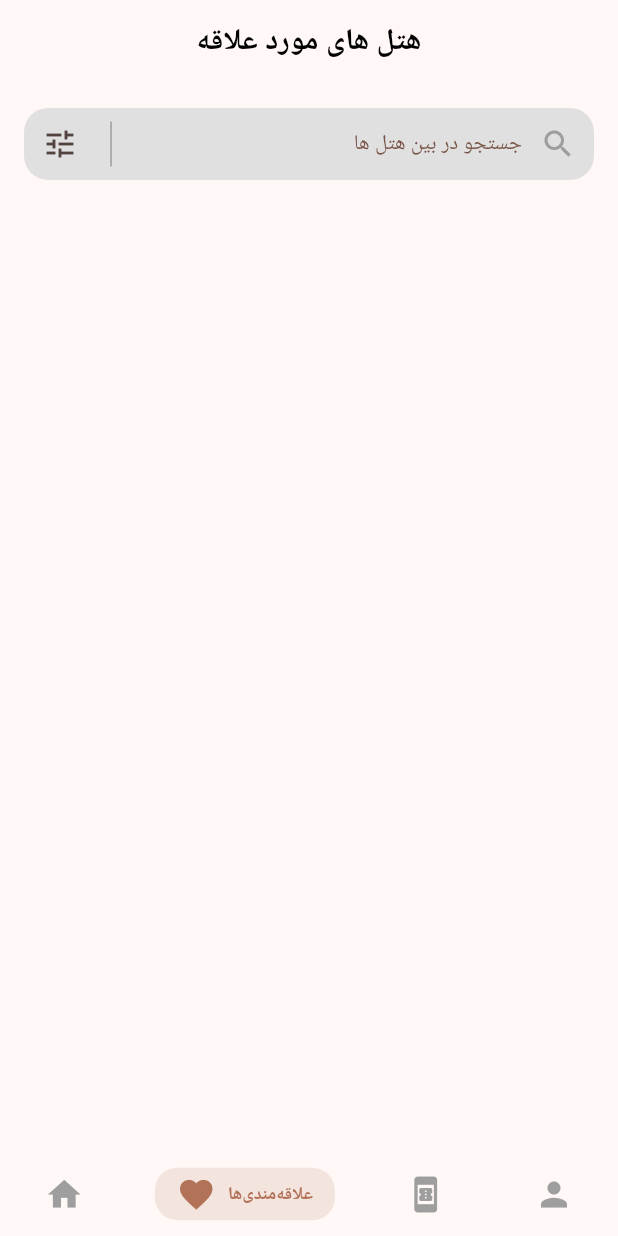
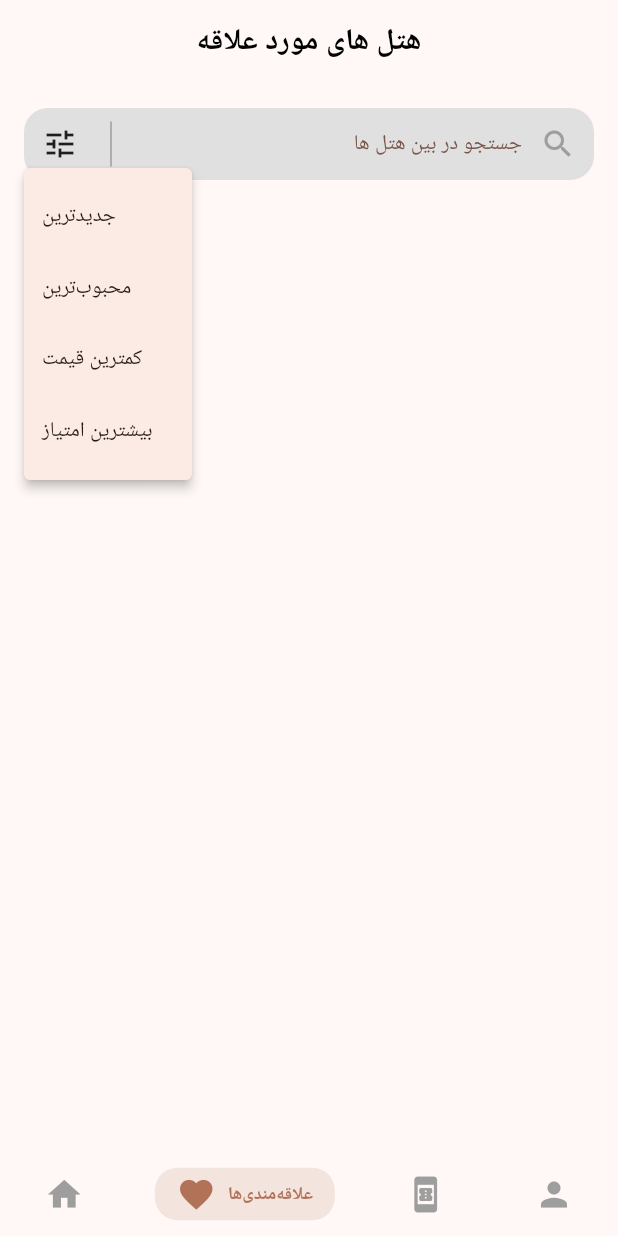
Before and after one commit to Aref18/hoteli, a Flutter app: the MianNavigationbar widget shown alone on an empty page, opened directly, item 2 of the bottom bar chosen, after a tap on the "tune" icon, on a phone screen of 412 x 824 dp. Run offline on Flutter 3.47's test engine with Material 3 defaults, Android fonts, the phone set to English and light mode, and no system bars; drawn by our look-alikes of persistent_bottom_nav_bar; our stand-ins replace carousel_slider, flutter_native_splash, image_picker; missing offline and left inert: persian_datetime_picker; accounts and stored records are empty; network calls fail; Roboto replaces fonts that are missing (sahel).

Commit message:
fix sliver and add sortfilter

```diff
--- a/lib/features/home/presentation/homeScreen.dart
+++ b/lib/features/home/presentation/homeScreen.dart
@@ -1,3 +1,4 @@
+import 'package:flutter/cupertino.dart';
 import 'package:flutter/material.dart';
 import 'package:hoteli/features/home/presentation/provider/home_provider.dart';
 import 'package:hoteli/features/home/presentation/widgets/ad_banner.dart';
@@ -8,8 +9,8 @@ import 'package:hoteli/features/home/presentation/widgets/searchbar.dart';
 import 'package:hoteli/features/home/presentation/widgets/story_carousel.dart';
 import 'package:provider/provider.dart';
 
-class HomeScreen extends StatelessWidget {
-  const HomeScreen({super.key});
+class homeScreen extends StatelessWidget {
+  const homeScreen({super.key});
 
   @override
   Widget build(BuildContext context) {
@@ -19,22 +20,21 @@ class HomeScreen extends StatelessWidget {
       body: CustomScrollView(
         slivers: [
           // Use SliverAppBar with your custom AppBar widget
-          SliverAppBar(
-            pinned: true,
+          const SliverAppBar(
+            pinned: false,
             floating: false,
             expandedHeight: 80.0,
-            backgroundColor: Colors.white,
             flexibleSpace: FlexibleSpaceBar(
               background: HomeAppbar(),
             ),
           ),
-          SliverToBoxAdapter(child: SizedBox(height: 16)),
+          const SliverToBoxAdapter(child: SizedBox(height: 16)),
 
-          SliverToBoxAdapter(child: Searchbar()),
-          SliverToBoxAdapter(child: SizedBox(height: 32)),
+          const SliverToBoxAdapter(child: Searchbar()),
+          const SliverToBoxAdapter(child: SizedBox(height: 32)),
 
-          SliverToBoxAdapter(child: AdBanner()),
-          SliverToBoxAdapter(child: SizedBox(height: 16)),
+          const SliverToBoxAdapter(child: AdBanner()),
+          const SliverToBoxAdapter(child: SizedBox(height: 16)),
 
           SliverToBoxAdapter(
             child: Consumer<HomeProvider>(
@@ -58,7 +58,7 @@ class HomeScreen extends StatelessWidget {
               },
             ),
           ),
-          SliverToBoxAdapter(child: SizedBox(height: 16)),
+          const SliverToBoxAdapter(child: SizedBox(height: 16)),
 
           SliverToBoxAdapter(
             child: Consumer<HomeProvider>(
@@ -80,7 +80,7 @@ class HomeScreen extends StatelessWidget {
               },
             ),
           ),
-          SliverToBoxAdapter(child: SizedBox(height: 32)),
+          const SliverToBoxAdapter(child: SizedBox(height: 32)),
         ],
       ),
     );
--- a/lib/features/home/presentation/widgets/searchbar.dart
+++ b/lib/features/home/presentation/widgets/searchbar.dart
@@ -1,7 +1,14 @@
 import 'package:flutter/material.dart';
+import 'package:hoteli/features/home/presentation/widgets/sort_filter.dart';
 
-class Searchbar extends StatelessWidget {
+class Searchbar extends StatefulWidget {
   const Searchbar({super.key});
+
+  @override
+  State<Searchbar> createState() => _SearchbarState();
+}
+
+class _SearchbarState extends State<Searchbar> {
   @override
   Widget build(BuildContext context) {
     final theme = Theme.of(context);
@@ -14,10 +21,7 @@ class Searchbar extends StatelessWidget {
         ),
         child: Row(
           children: [
-            IconButton(
-              onPressed: () {},
-              icon: const Icon(Icons.tune),
-            ),
+            SortFilter(),
             SizedBox(
               height: 30,
               child: VerticalDivider(
--- /dev/null
+++ b/lib/features/home/presentation/widgets/sort_filter.dart
@@ -0,0 +1,22 @@
+import 'package:flutter/material.dart';
+
+class SortFilter extends StatelessWidget {
+  SortFilter({super.key});
+
+  @override
+  Widget build(BuildContext context) {
+    return PopupMenuButton<String>(
+      icon: Icon(Icons.tune),
+      tooltip: 'مرتب‌سازی',
+      onSelected: (value) {},
+      position: PopupMenuPosition.under,
+      itemBuilder: (context) => [
+        const PopupMenuItem(value: 'جدیدترین', child: Text('جدیدترین')),
+        const PopupMenuItem(value: 'محبوب‌ترین', child: Text('محبوب‌ترین')),
+        const PopupMenuItem(value: 'کمترین قیمت', child: Text('کمترین قیمت')),
+        const PopupMenuItem(
+            value: 'بیشترین امتیاز', child: Text('بیشترین امتیاز')),
+      ],
+    );
+  }
+}
--- a/lib/routes/mian_navigationbar.dart
+++ b/lib/routes/mian_navigationbar.dart
@@ -26,7 +26,7 @@ class _MianNavigationbarState extends State<MianNavigationbar> {
 
   _builscreens() {
     return [
-      const HomeScreen(),
+      const homeScreen(),
       const FavoritePage(),
       BookingPage(),
       const ProfilePage(),
```
